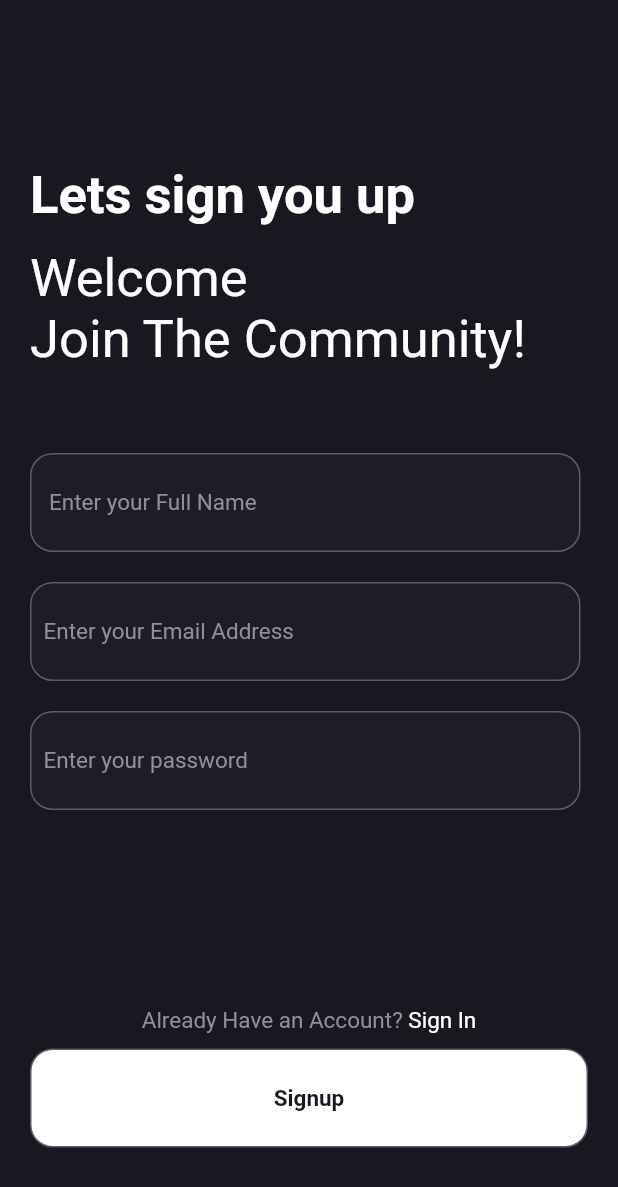
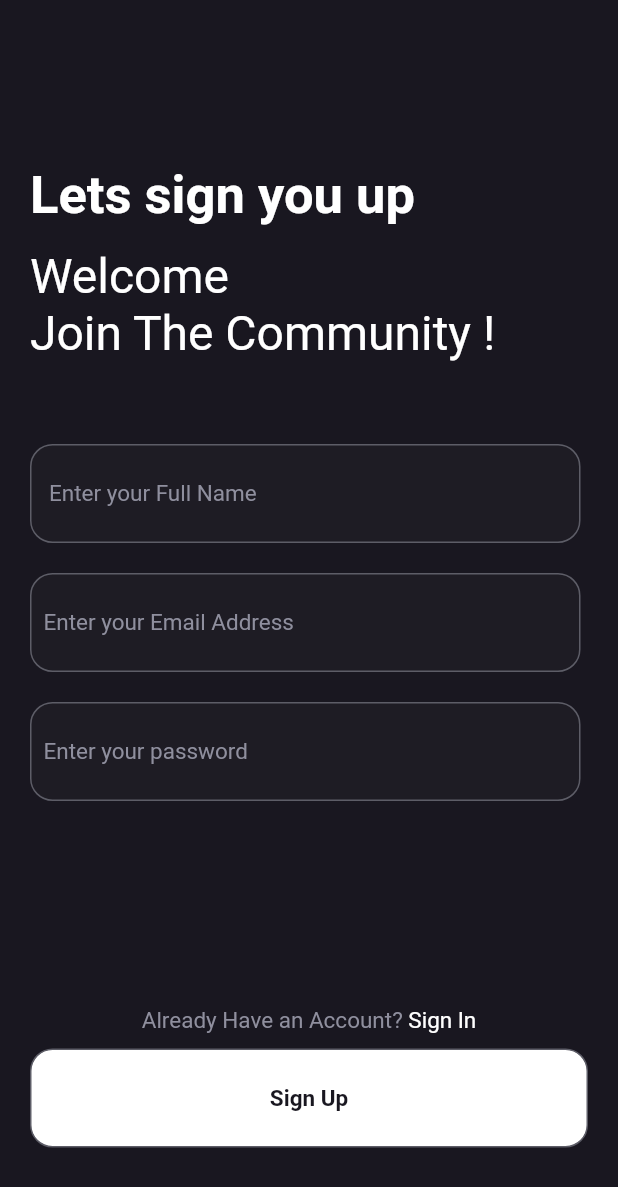
Before and after one commit to SajeelAhmed1/Flutter-JobPostingApp, a Flutter app: the screen it shows after launch, on a phone screen of 412 x 824 dp. Shown: the top 1187 px of the screen. Run offline on Flutter 3.47's test engine with Material 2 defaults, Android fonts, the phone set to English and light mode, and no system bars.

Commit message:
second commit

```diff
--- a/lib/main.dart
+++ b/lib/main.dart
@@ -1,8 +1,9 @@
 // import 'package:flutter/cupertino.dart';
-import 'package:flutter/cupertino.dart';
+// import 'package:flutter/cupertino.dart';
 import 'package:flutter/material.dart';
 import 'package:my_first_flutter_app/app_button.dart';
 import 'package:my_first_flutter_app/app_textField.dart';
+import 'package:my_first_flutter_app/screens/signup.dart';
 
 void main() {
   runApp(MyApp());
@@ -14,7 +15,8 @@ class MyApp extends StatelessWidget{
     // MaterialApp app=MaterialApp()
     // return app()
     return MaterialApp(
-      home: HomeScreen(),
+      home: SignUp(),
+      debugShowCheckedModeBanner: false ,
     );
   }
 }
@@ -36,48 +38,3 @@ class MyApp extends StatelessWidget{
 //     );
 //   }
 // }
-
-class HomeScreen extends StatelessWidget{
-  @override
-  Widget build(BuildContext context) {
-    return Scaffold(
-        backgroundColor: const Color(0xff191720),
-      // body: Text('Lets Sign You Up'),
-      body: Padding(
-        // margin: EdgeInsets.all(100),
-        padding: const EdgeInsets.only(
-          top: 110,
-          left:20,
-          bottom:59,
-          right: 20
-        ),
-        // color: Colors.redAccent,
-        child: Column(
-          crossAxisAlignment: CrossAxisAlignment.start ,
-          children:  [
-             const Text("Lets sign you up",
-              style:TextStyle(color: Colors.white, fontSize: 35, fontWeight:FontWeight.bold)),
-            const SizedBox(height: 14,),
-            const Text("Welcome \nJoin The Community!",
-                style:TextStyle(color: Colors.white, fontSize: 35)),
-          const SizedBox(height: 35),
-            const appTextField(placeholder:" Enter your Full Name"),
-            const appTextField(placeholder: "Enter your Email Address"),
-            const appTextField(placeholder: "Enter your password"),
-          const Spacer(),
-            Row(
-              mainAxisAlignment: MainAxisAlignment.center,
-              children: const [
-                Text('Already Have an Account?', style:TextStyle(color:Color(0xFF8F8F9E),fontSize:15)
-                ),
-                Text(' Sign In', style:TextStyle(color:Colors.white,fontSize:15)
-                )
-            ],),
-            SizedBox(height: 10),
-            AppButton(label:"Signup", onPress:onSignPress),
-          ],
-        ),
-      ));
-  }
-void onSignPress(){}
-}
--- /dev/null
+++ b/lib/screens/signup.dart
@@ -0,0 +1,56 @@
+import 'package:flutter/material.dart';
+import 'package:my_first_flutter_app/app_button.dart';
+import 'package:my_first_flutter_app/app_textField.dart';
+import 'package:my_first_flutter_app/screens/signin.dart';
+class SignUp extends StatelessWidget{
+  @override
+  Widget build(BuildContext context) {
+    return Scaffold(
+        backgroundColor: const Color(0xff191720),
+        // body: Text('Lets Sign You Up'),
+        body: Padding(
+          // margin: EdgeInsets.all(100),
+          padding: const EdgeInsets.only(
+              top: 110,
+              left:20,
+              bottom:59,
+              right: 20
+          ),
+          // color: Colors.redAccent,
+          child: Column(
+            crossAxisAlignment: CrossAxisAlignment.start ,
+            children:  [
+              const Text("Lets sign you up",
+                  style:TextStyle(color: Colors.white, fontSize: 35, fontWeight:FontWeight.bold)),
+              const SizedBox(height: 14,),
+              const Text("Welcome \nJoin The Community !",
+                  style:TextStyle(color: Colors.white, fontSize: 32)),
+              const SizedBox(height: 35),
+              const appTextField(placeholder:" Enter your Full Name"),
+              const appTextField(placeholder: "Enter your Email Address"),
+              const appTextField(placeholder: "Enter your password"),
+              const Spacer(),
+              GestureDetector(
+                onTap: (){
+                  Navigator.of(context).push(
+                      MaterialPageRoute(builder: (_)=>SignIn())
+                  );
+                },
+
+                child: Row(
+                  mainAxisAlignment: MainAxisAlignment.center,
+                  children: const [
+                    Text('Already Have an Account?', style:TextStyle(color:Color(0xFF8F8F9E),fontSize:15)
+                    ),
+                    Text(' Sign In', style:TextStyle(color:Colors.white,fontSize:15)
+                    )
+                  ],),
+              ),
+              SizedBox(height: 10),
+              AppButton(label:"Sign Up", onPress:onSignPress),
+            ],
+          ),
+        ));
+  }
+  void onSignPress(){}
+}
```
Also changed, not shown: lib/screens/signin.dart (added, +56 -0 lines), lib/screens/home.dart (added), 1 other file.
